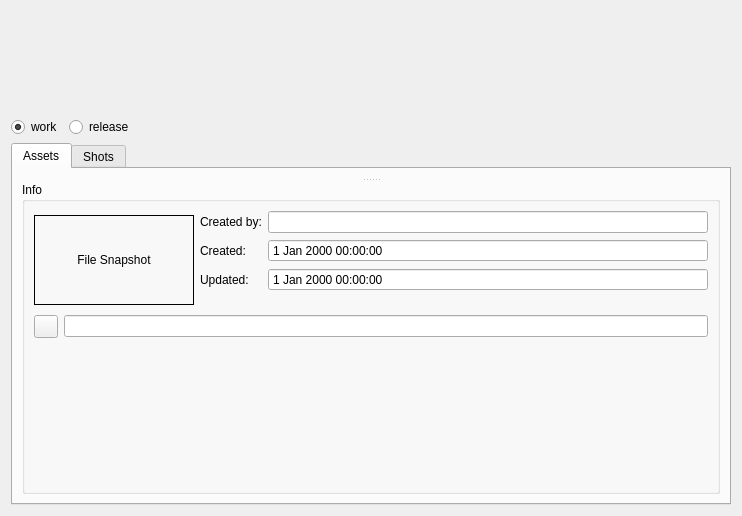
JukeboxPipeline/jukebox-core, file src/jukeboxcore/gui/widgets/filebrowser.ui: the form before one commit.
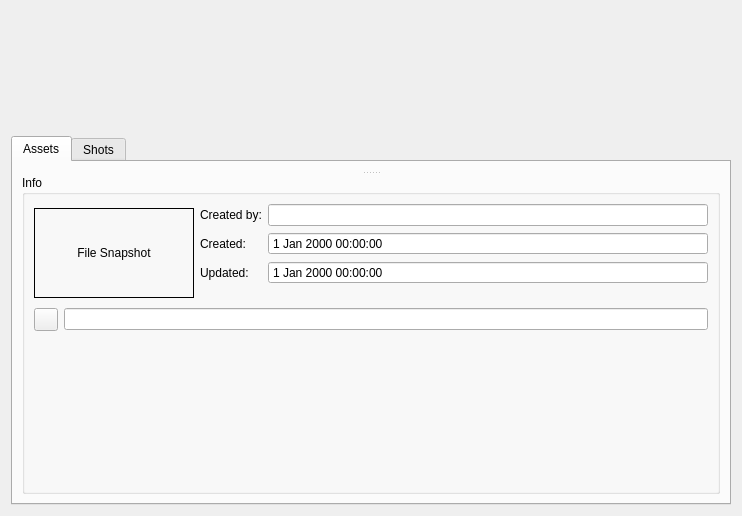
The form after the commit.

Commit message: browser with variable releasetypes

```diff
--- a/src/jukeboxcore/gui/widgets/filebrowser.ui
+++ b/src/jukeboxcore/gui/widgets/filebrowser.ui
@@ -13,6 +13,9 @@
   <property name="windowTitle">
    <string>Form</string>
   </property>
+  <property name="layoutDirection">
+   <enum>Qt::LeftToRight</enum>
+  </property>
   <layout class="QVBoxLayout" name="central_vbox">
    <item>
     <widget class="QLabel" name="prj_banner_lb">
@@ -34,24 +37,11 @@
     </widget>
    </item>
    <item>
-    <layout class="QHBoxLayout" name="horizontalLayout">
-     <item>
-      <widget class="QRadioButton" name="work_rb">
-       <property name="text">
-        <string>work</string>
-       </property>
-       <property name="checked">
-        <bool>true</bool>
-       </property>
-      </widget>
-     </item>
-     <item>
-      <widget class="QRadioButton" name="release_rb">
-       <property name="text">
-        <string>release</string>
-       </property>
-      </widget>
-     </item>
+    <widget class="QWidget" name="releasetype_widget" native="true">
+     <layout class="QHBoxLayout" name="releasetype_hbox">
+      <property name="margin">
+       <number>0</number>
+      </property>
      <item>
       <spacer name="horizontalSpacer">
        <property name="orientation">
@@ -59,13 +49,14 @@
        </property>
        <property name="sizeHint" stdset="0">
         <size>
-         <width>40</width>
-         <height>20</height>
+          <width>721</width>
+          <height>13</height>
         </size>
        </property>
       </spacer>
      </item>
     </layout>
+    </widget>
    </item>
    <item>
     <widget class="QTabWidget" name="selection_tabw">
```
Lines whose indentation alone changed are shown as unchanged. The commit also changes 4 other files.
